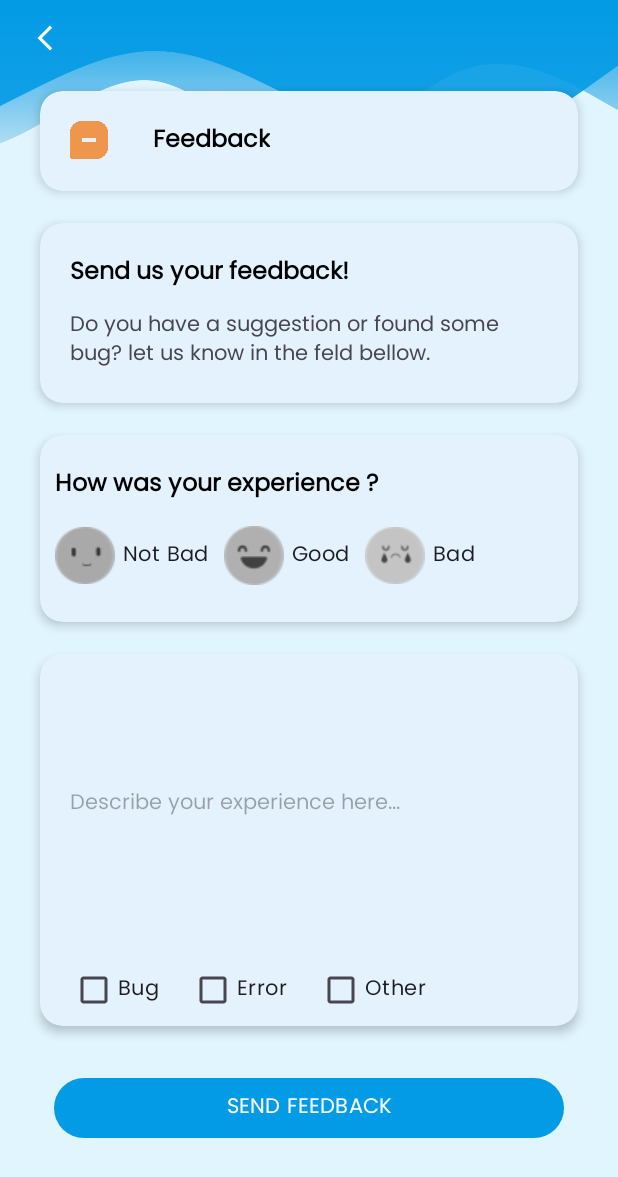
After one commit to FajarAdiSetyawan/PeakStateSkripsi, an Android app: the FeedbackActivity screen opened directly, with no data from a screen before it, on a phone screen of 412 x 824 dp. The commit adds this screen. Shown: the top 1177 px of the screen. Run offline under Robolectric (Android 15) with nearby library versions, the phone set to English and light mode, and no system bars.

Commit message:
add FeedbackActivity.kt send to email

```diff
--- a/app/src/main/java/com/brainoptimax/peakstate/ui/dashboard/profile/ProfileFragment.kt
+++ b/app/src/main/java/com/brainoptimax/peakstate/ui/dashboard/profile/ProfileFragment.kt
@@ -25,7 +25,8 @@ import com.brainoptimax.peakstate.viewmodel.bottomnav.ProfileViewModel
 import com.bumptech.glide.Glide
 import com.google.android.material.snackbar.Snackbar
 import com.google.firebase.auth.FirebaseAuth
-import com.google.firebase.database.*
+import com.google.firebase.database.DatabaseReference
+import com.google.firebase.database.FirebaseDatabase
 import com.google.firebase.storage.FirebaseStorage
 import com.google.firebase.storage.StorageReference
 import id.zelory.compressor.Compressor
--- a/app/src/main/java/com/brainoptimax/peakstate/ui/dashboard/profile/fragment/PreferenceFragment.kt
+++ b/app/src/main/java/com/brainoptimax/peakstate/ui/dashboard/profile/fragment/PreferenceFragment.kt
@@ -22,6 +22,7 @@ import androidx.preference.PreferenceFragmentCompat
 import com.brainoptimax.peakstate.R
 import com.brainoptimax.peakstate.ui.auth.AuthActivity
 import com.brainoptimax.peakstate.ui.dashboard.profile.EditProfileActivity
+import com.brainoptimax.peakstate.ui.dashboard.profile.FeedbackActivity
 import com.brainoptimax.peakstate.ui.intro.IntroEnergyTensionActivity
 import com.brainoptimax.peakstate.ui.intro.IntroPeakStateQuizActivity
 import com.brainoptimax.peakstate.ui.quiz.QuizActivity
@@ -338,7 +339,8 @@ class PreferenceFragment : PreferenceFragmentCompat(), OnLocaleChangedListener {
 
     private fun onPreferenceFeedback(): Preference.OnPreferenceClickListener =
         Preference.OnPreferenceClickListener {
-
+            startActivity(Intent(context, FeedbackActivity::class.java)) // pindah ke login
+            Animatoo.animateSwipeRight(requireContext())
             true
         }
 
--- /dev/null
+++ b/app/src/main/res/drawable/btn_bad_feedback.xml
@@ -0,0 +1,5 @@
+<?xml version="1.0" encoding="utf-8"?>
+<selector xmlns:android="http://schemas.android.com/apk/res/android">
+    <item android:drawable="@drawable/ic_bad_feedback" android:state_checked="true" />
+    <item android:drawable="@drawable/ic_bad_feedback_un" android:state_checked="false" />
+</selector>
--- /dev/null
+++ b/app/src/main/res/drawable/btn_good_feedback.xml
@@ -0,0 +1,5 @@
+<?xml version="1.0" encoding="utf-8"?>
+<selector xmlns:android="http://schemas.android.com/apk/res/android">
+    <item android:drawable="@drawable/ic_good_feedback" android:state_checked="true" />
+    <item android:drawable="@drawable/ic_good_feedback_un" android:state_checked="false" />
+</selector>
--- /dev/null
+++ b/app/src/main/res/drawable/btn_notbad_feedback.xml
@@ -0,0 +1,5 @@
+<?xml version="1.0" encoding="utf-8"?>
+<selector xmlns:android="http://schemas.android.com/apk/res/android">
+    <item android:drawable="@drawable/ic_not_bad" android:state_checked="true" />
+    <item android:drawable="@drawable/ic_not_bad_un" android:state_checked="false" />
+</selector>
--- /dev/null
+++ b/app/src/main/res/layout/activity_feedback.xml
@@ -0,0 +1,281 @@
+<?xml version="1.0" encoding="utf-8"?>
+<ScrollView xmlns:android="http://schemas.android.com/apk/res/android"
+    xmlns:app="http://schemas.android.com/apk/res-auto"
+    xmlns:tools="http://schemas.android.com/tools"
+    android:layout_width="match_parent"
+    android:layout_height="match_parent"
+    android:background="@color/bg_layout"
+    tools:context=".ui.dashboard.profile.FeedbackActivity">
+
+    <androidx.constraintlayout.widget.ConstraintLayout
+        android:layout_width="match_parent"
+        android:layout_height="wrap_content"
+        android:paddingBottom="30dp">
+
+        <View
+            android:layout_width="match_parent"
+            android:layout_height="150dp"
+            android:background="@drawable/wave_up_blue_1"
+            app:layout_constraintEnd_toEndOf="parent"
+            app:layout_constraintStart_toStartOf="parent"
+            app:layout_constraintTop_toTopOf="parent" />
+
+        <ImageView
+            android:layout_width="20dp"
+            android:layout_height="20dp"
+            android:layout_marginStart="20dp"
+            android:layout_marginTop="15dp"
+            android:src="@drawable/ic_arrow_back_ios_new_24"
+            app:layout_constraintStart_toStartOf="parent"
+            app:layout_constraintTop_toTopOf="parent"
+            app:tint="@color/white" />
+
+
+        <LinearLayout
+            android:id="@+id/ll_feedback"
+            android:layout_width="match_parent"
+            android:layout_height="wrap_content"
+            android:layout_marginStart="18dp"
+            android:layout_marginEnd="18dp"
+            android:layout_marginTop="50dp"
+            app:layout_constraintTop_toTopOf="parent"
+            app:layout_constraintEnd_toEndOf="parent"
+            app:layout_constraintStart_toStartOf="parent"
+            android:orientation="vertical">
+
+            <com.google.android.material.card.MaterialCardView
+                android:id="@+id/card_feedback"
+                style="@style/Widget.Material3.CardView.Filled"
+                android:layout_width="match_parent"
+                android:layout_height="wrap_content"
+                app:cardBackgroundColor="@color/bg_card"
+                app:cardCornerRadius="15dp"
+                app:cardUseCompatPadding="true"
+                app:cardElevation="4dp">
+
+                <LinearLayout
+                    android:layout_width="match_parent"
+                    android:layout_height="wrap_content"
+                    android:padding="20dp">
+
+                    <ImageView
+                        android:id="@+id/iv_sample"
+                        android:layout_width="25dp"
+                        android:layout_height="25dp"
+                        android:src="@drawable/ic_feedback" />
+
+                    <TextView
+                        android:layout_width="wrap_content"
+                        android:layout_height="wrap_content"
+                        android:layout_gravity="center"
+                        android:layout_marginStart="30dp"
+                        android:text="@string/feedback"
+                        android:textColor="@color/black"
+                        android:textSize="16sp"
+                        android:textStyle="bold" />
+                </LinearLayout>
+            </com.google.android.material.card.MaterialCardView>
+
+            <com.google.android.material.card.MaterialCardView
+                style="@style/Widget.Material3.CardView.Filled"
+                android:layout_width="match_parent"
+                android:layout_height="wrap_content"
+                app:cardBackgroundColor="@color/bg_card"
+                app:cardCornerRadius="15dp"
+                app:cardElevation="4dp"
+                app:cardUseCompatPadding="true">
+
+                <LinearLayout
+                    android:layout_width="match_parent"
+                    android:layout_height="wrap_content"
+                    android:orientation="vertical"
+                    android:padding="20dp">
+
+                    <TextView
+                        android:layout_width="wrap_content"
+                        android:layout_height="wrap_content"
+                        android:layout_marginBottom="10dp"
+                        android:text="@string/send_us_your_feedback"
+                        android:textColor="@color/black"
+                        android:textSize="16sp"
+                        android:textStyle="bold" />
+
+                    <TextView
+                        android:layout_width="wrap_content"
+                        android:layout_height="wrap_content"
+                        android:text="@string/desc_feedback"
+                        android:textSize="14sp" />
+                </LinearLayout>
+            </com.google.android.material.card.MaterialCardView>
+
+            <com.google.android.material.card.MaterialCardView
+                style="@style/Widget.Material3.CardView.Filled"
+                android:layout_width="match_parent"
+                android:layout_height="wrap_content"
+                app:cardBackgroundColor="@color/bg_card"
+                app:cardCornerRadius="15dp"
+                app:cardElevation="4dp"
+                app:cardUseCompatPadding="true">
+
+                <LinearLayout
+                    android:layout_width="match_parent"
+                    android:layout_height="wrap_content"
+                    android:orientation="vertical"
+                    android:paddingTop="20dp"
+                    android:paddingStart="10dp"
+                    android:paddingBottom="20dp"
+                    android:paddingEnd="10dp">
+
+                    <TextView
+                        android:layout_width="wrap_content"
+                        android:layout_height="wrap_content"
+                        android:layout_marginBottom="10dp"
+                        android:text="@string/how_was_your_experience"
+                        android:textColor="@color/black"
+                        android:textSize="16sp"
+                        android:textStyle="bold" />
+
+
+                    <RadioGroup
+                        android:id="@+id/rg_experience"
+                        android:layout_width="match_parent"
+                        android:layout_height="wrap_content"
+                        android:orientation="horizontal">
+
+                        <RadioButton
+                            android:layout_width="wrap_content"
+                            android:layout_height="wrap_content"
+                            android:button="@null"
+                            android:checked="false"
+                            android:drawableStart="@drawable/btn_notbad_feedback"
+                            android:drawablePadding="5dp"
+                            android:text="@string/not_bad" />
+
+                        <RadioButton
+                            android:layout_width="wrap_content"
+                            android:layout_height="wrap_content"
+                            android:layout_marginStart="10dp"
+                            android:layout_marginEnd="10dp"
+                            android:button="@null"
+                            android:checked="false"
+                            android:drawableStart="@drawable/btn_good_feedback"
+                            android:drawablePadding="5dp"
+                            android:text="@string/good" />
+
+                        <RadioButton
+                            android:layout_width="wrap_content"
+                            android:layout_height="wrap_content"
+                            android:button="@null"
+                            android:checked="false"
+                            android:drawableLeft="@drawable/btn_bad_feedback"
+                            android:drawablePadding="5dp"
+                            android:text="@string/bad" />
+                    </RadioGroup>
+
+                </LinearLayout>
+            </com.google.android.material.card.MaterialCardView>
+
+            <com.google.android.material.card.MaterialCardView
+                style="@style/Widget.Material3.CardView.Filled"
+                android:layout_width="match_parent"
+                android:layout_height="wrap_content"
+                app:cardBackgroundColor="@color/bg_card"
+                app:cardCornerRadius="15dp"
+                app:cardElevation="4dp"
+                app:cardUseCompatPadding="true">
+
+                <androidx.constraintlayout.widget.ConstraintLayout
+                    android:layout_width="match_parent"
+                    android:layout_height="wrap_content">
+
+                    <EditText
+                        android:id="@+id/et_experience"
+                        android:layout_width="match_parent"
+                        android:layout_height="200dp"
+                        android:layout_marginStart="20dp"
+                        android:layout_marginEnd="20dp"
+                        android:background="@null"
+                        android:hint="@string/describe_your_experience_here"
+                        android:inputType="textImeMultiLine"
+                        android:textSize="14sp"
+                        app:layout_constraintEnd_toEndOf="parent"
+                        app:layout_constraintStart_toStartOf="parent"
+                        app:layout_constraintTop_toTopOf="parent" />
+
+                    <ImageView
+                        android:id="@+id/iv_select_feedback"
+                        android:layout_width="20dp"
+                        android:layout_height="20dp"
+                        android:visibility="gone"
+
+                        android:layout_marginTop="20dp"
+                        android:layout_marginEnd="20dp"
+                        android:src="@drawable/ic_photo_camera_24"
+                        app:layout_constraintEnd_toEndOf="parent"
+                        app:layout_constraintTop_toTopOf="parent" />
+
+                    <RadioGroup
+                        android:id="@+id/radioGroup"
+                        android:layout_width="match_parent"
+                        android:layout_height="wrap_content"
+                        android:orientation="horizontal"
+                        app:layout_constraintEnd_toEndOf="parent"
+                        app:layout_constraintStart_toStartOf="parent"
+                        app:layout_constraintTop_toBottomOf="@+id/et_experience">
+
+                        <CheckBox
+                            android:id="@+id/cb_bug"
+                            android:layout_width="wrap_content"
+                            android:layout_height="wrap_content"
+                            android:layout_marginStart="20dp"
+                            android:layout_marginEnd="20dp"
+                            android:onClick="onCheckboxClicked"
+                            android:text="@string/bug"
+                            android:textSize="14sp" />
+
+                        <CheckBox
+                            android:id="@+id/cb_error"
+                            android:layout_width="wrap_content"
+                            android:layout_height="wrap_content"
+                            android:layout_marginEnd="20dp"
+                            android:onClick="onCheckboxClicked"
+                            android:text="@string/error"
+                            android:textSize="14sp" />
+
+                        <CheckBox
+                            android:id="@+id/cb_other"
+                            android:layout_width="wrap_content"
+                            android:layout_height="wrap_content"
+                            android:onClick="onCheckboxClicked"
+                            android:text="@string/other"
+                            android:textSize="14sp" />
+                    </RadioGroup>
+
+                </androidx.constraintlayout.widget.ConstraintLayout>
+            </com.google.android.material.card.MaterialCardView>
+
+        </LinearLayout>
+
+        <Button
+            android:id="@+id/btn_send"
+            android:layout_width="340dp"
+            android:layout_height="wrap_content"
+            android:layout_marginBottom="20dp"
+            android:layout_marginTop="20dp"
+            android:text="@string/send_feedback"
+            app:layout_constraintEnd_toEndOf="parent"
+            app:layout_constraintStart_toStartOf="parent"
+            app:layout_constraintTop_toBottomOf="@+id/ll_feedback"/>
+
+        <ProgressBar
+            android:id="@+id/pb_feedback"
+            android:layout_width="wrap_content"
+            android:layout_height="wrap_content"
+            android:visibility="invisible"
+            app:layout_constraintBottom_toBottomOf="parent"
+            app:layout_constraintEnd_toEndOf="parent"
+            app:layout_constraintStart_toStartOf="parent"
+            app:layout_constraintTop_toTopOf="parent" />
+    </androidx.constraintlayout.widget.ConstraintLayout>
+
+</ScrollView>
--- a/app/src/main/res/values/strings.xml
+++ b/app/src/main/res/values/strings.xml
@@ -77,8 +77,6 @@
     <string name="share">Share</string>
     <string name="update_profile">UPDATE PROFILE</string>
     <string name="desc_update_profile">Are you sure want to Update Profile ?</string>
-    <string name="feedback">Feedback</string>
-    <string name="feedback">Feedback</string>
     <string name="feedback">Feedback</string>
     <string name="account">Account</string>
     <string name="arelogout">Are you sure <b>Logout ?</b></string>
@@ -560,5 +558,12 @@
     <string name="completed">Completed!</string>
     <string name="_10_sec">10 Sec</string>
     <string name="_0_sec">0 Sec</string>
+    <string name="send_us_your_feedback">Send us your feedback!</string>
+    <string name="desc_feedback">Do you have a suggestion or found some bug? let us know in the feld bellow.</string>
+    <string name="how_was_your_experience">How was your experience ?</string>
+    <string name="not_bad">Not Bad</string>
+    <string name="describe_your_experience_here">Describe your experience here...</string>
+    <string name="error" translatable="false">Error</string>
+    <string name="bug" translatable="false">Bug</string>
 
 </resources>
```
Also changed, not shown: app/src/main/AndroidManifest.xml (+64 -62 lines), app/src/main/java/com/brainoptimax/peakstate/ui/dashboard/profile/FeedbackActivity.kt (added, +127 -0 lines), app/src/main/res/drawable/ic_bad_feedback.png (added), app/src/main/res/drawable/ic_bad_feedback_un.png (added), app/src/main/res/drawable/ic_good_feedback.png (added), app/src/main/res/drawable/ic_good_feedback_un.png (added), app/src/main/res/drawable/ic_not_bad.png (added), app/src/main/res/drawable/ic_not_bad_un.png (added), 1 other file.
